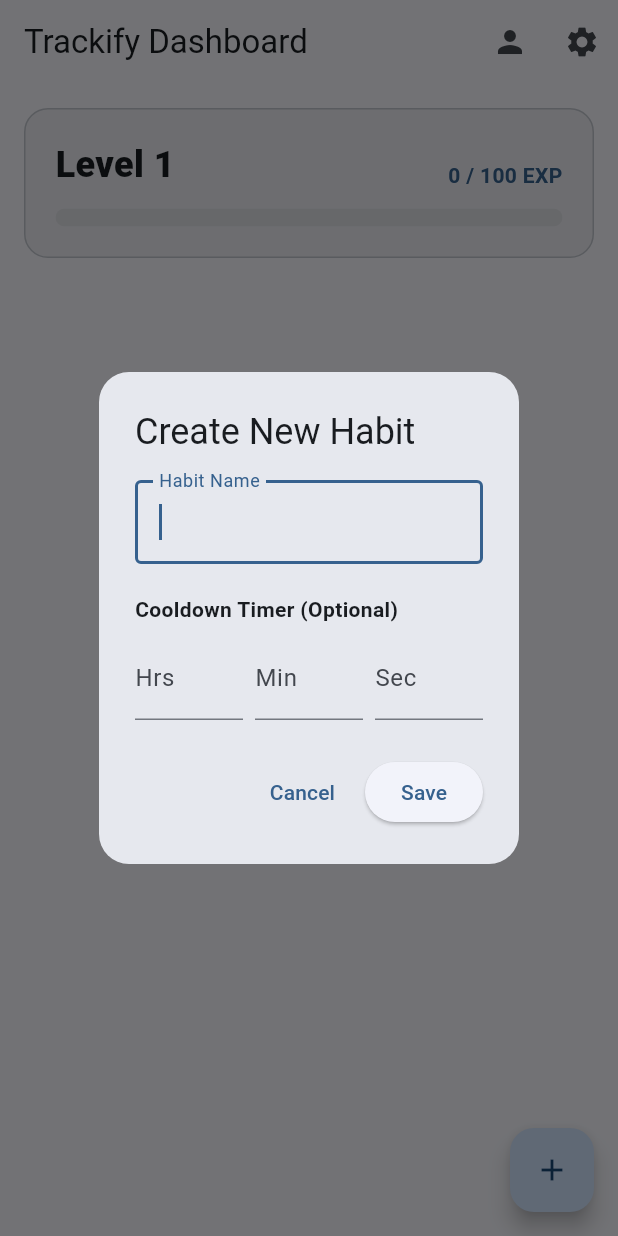
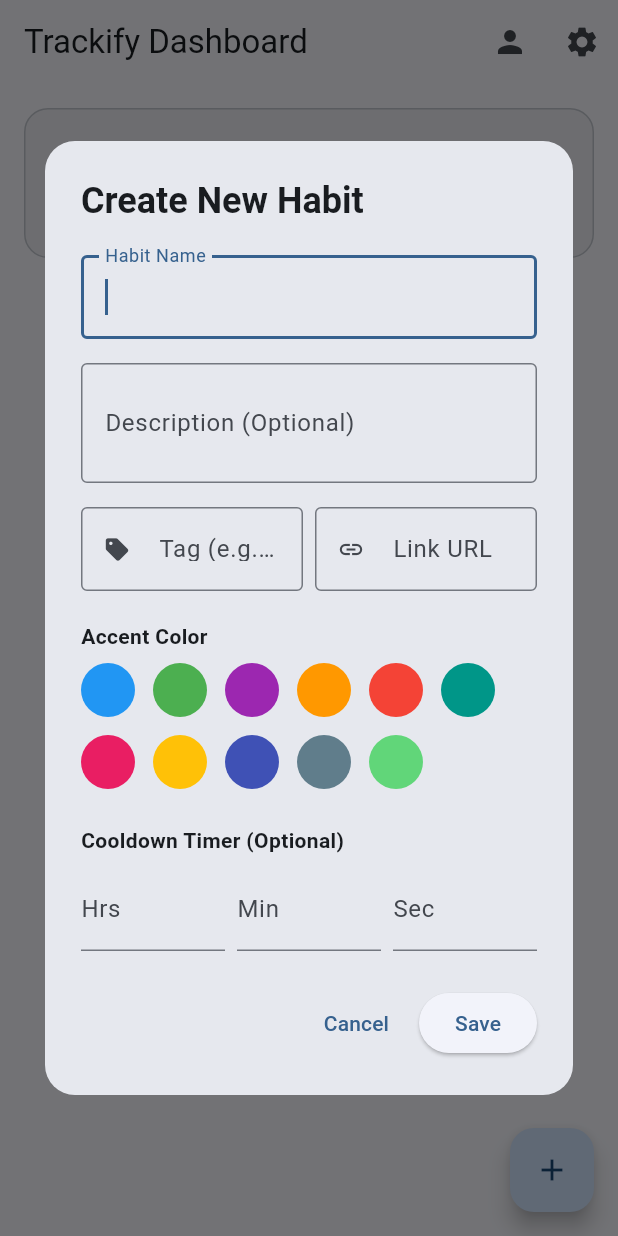
Before and after one commit to North-Abyss/Trackify-Flutter, a Flutter app: the screen it shows after launch, after a tap on the "add" icon, on a phone screen of 412 x 824 dp. Run offline on Flutter 3.47's test engine with Material 3 defaults, Android fonts, the phone set to English and light mode, and no system bars; our stand-ins replace shared_preferences.

Commit message:
edit and create update with habit metadata

```diff
--- a/lib/models/habit.dart
+++ b/lib/models/habit.dart
@@ -5,9 +5,12 @@
   DateTime? lastCompletedDate;
   int currentStreak;
   int targetDurationSeconds;
-
-  // NEW: Each habit tracks its own cooldown!
   DateTime? cooldownEndTime;
+  // --- NEW: THE META DATA ---
+  String description;
+  String link;
+  String tag;
+  int colorValue;
 
   Habit({
     required this.id,
@@ -17,6 +20,11 @@
     this.currentStreak = 0,
     this.targetDurationSeconds = 0,
     this.cooldownEndTime,
+    // Default values for the new fields
+    this.description = '',
+    this.link = '',
+    this.tag = '',
+    this.colorValue = 0xFF4CAF50, // Default to Material Green
   });
 
   Map<String, dynamic> toMap() {
@@ -26,6 +34,11 @@
       'currentStreak': currentStreak,
       'targetDurationSeconds': targetDurationSeconds,
       'cooldownEndTime': cooldownEndTime?.toIso8601String(), // Save it!
+      // Save the new fields
+      'description': description,
+      'link': link,
+      'tag': tag,
+      'colorValue': colorValue,
     };
   }
 
@@ -36,6 +49,11 @@
       currentStreak: json['currentStreak'] ?? 0,
       targetDurationSeconds: json['targetDurationSeconds'] ?? 0,
       cooldownEndTime: json['cooldownEndTime'] != null ? DateTime.parse(json['cooldownEndTime']) : null, // Load it!
+      // Load the new fields safely
+      description: json['description'] ?? '',
+      link: json['link'] ?? '',
+      tag: json['tag'] ?? '',
+      colorValue: json['colorValue'] ?? 0xFF4CAF50,
     );
   }
 }
--- a/lib/providers/habit_provider.dart
+++ b/lib/providers/habit_provider.dart
@@ -96,24 +96,46 @@
   }
 
   // --- CONSOLIDATED ADD/EDIT METHOD ---
-  void saveOrUpdateHabit({String? id, required String name, required int durationSeconds}) {
+  void saveOrUpdateHabit({
+    String? id,
+    required String name,
+    required int durationSeconds,
+    // NEW REQUIRED PARAMETERS
+    required String description,
+    required String link,
+    required String tag,
+    required int colorValue,
+  }) {
     if (id == null) {
       // CREATE NEW
-      _habits.add(Habit(id: _uuid.v4(), name: name, targetDurationSeconds: durationSeconds));
+      _habits.add(Habit(
+        id: _uuid.v4(),
+        name: name,
+        targetDurationSeconds: durationSeconds,
+        description: description,
+        link: link,
+        tag: tag,
+        colorValue: colorValue,
+      ));
     } else {
       // UPDATE EXISTING
       final index = _habits.indexWhere((h) => h.id == id);
       if (index != -1) {
         _habits[index].name = name;
-        _habits[index].targetDurationSeconds = durationSeconds;
-        // If they edit the duration while it's running, cancel the current cooldown
-        if (_habits[index].cooldownEndTime != null) {
+        _habits[index].description = description;
+        _habits[index].link = link;
+        _habits[index].tag = tag;
+        _habits[index].colorValue = colorValue;
+
+        // --- THE FROZEN TIMER FIX ---
+        // If they change the duration, we MUST cancel the current cooldown and uncheck it
+        if (durationSeconds != _habits[index].targetDurationSeconds) {
+           _habits[index].targetDurationSeconds = durationSeconds;
            _habits[index].cooldownEndTime = null;
-           _habits[index].completed = true; // Keep it checked since they just updated it, but stop the timer
+           _habits[index].completed = false;
         }
       }
     }
-
     saveHabits();
     notifyListeners();
   }
--- a/lib/providers/theme_provider.dart
+++ b/lib/providers/theme_provider.dart
@@ -148,7 +148,6 @@
 
 }
 
-
 // Helper to convert CSS hex strings ("#0D47A1") into Flutter Colors!
 Color hexToColor(String hexString) {
   final buffer = StringBuffer();
--- a/lib/screens/dashboard_screen.dart
+++ b/lib/screens/dashboard_screen.dart
@@ -5,13 +5,14 @@
 //import 'package:shared_preferences/shared_preferences.dart';
 //import 'dart:convert'; // For JSON encoding/decoding
 //import '../models/habit.dart';
+import '../providers/theme_provider.dart'; // Import the ThemeProvider to access the palette
 import '../providers/user_provider.dart'; // Import the UserProvider
 import 'profile_screen.dart';
 import 'settings_screen.dart';
 import '../widgets/habit_card.dart';
 import 'package:provider/provider.dart'; // Import Provider
 import '../providers/habit_provider.dart'; // Import your new manager
-import 'habit_detail_screen.dart';
+//import 'habit_detail_screen.dart';
 import '../widgets/level_progress_bar.dart';
 import '../models/habit.dart';
 import 'package:flutter/services.dart'; // REQUIRED for keyboard keys!
@@ -26,38 +27,94 @@
 class _DashboardScreenState extends State<DashboardScreen> {
   final TextEditingController _habitController = TextEditingController();
 
-  // --- THE UNIFIED CREATE & EDIT DIALOG ---
+  // --- THE ULTIMATE CREATE & EDIT DIALOG ---
   void _showHabitDialog(BuildContext context, {Habit? existingHabit}) {
     final isEditing = existingHabit != null;
+
+    // Text Controllers
     final nameController = TextEditingController(text: existingHabit?.name ?? '');
+    final descController = TextEditingController(text: existingHabit?.description ?? '');
+    final linkController = TextEditingController(text: existingHabit?.link ?? '');
+    final tagController = TextEditingController(text: existingHabit?.tag ?? '');
 
-    // If editing, extract the saved time back into hours/mins/secs
+    // --- FETCH THE DYNAMIC PALETTE FROM THEME PROVIDER ---
+    // Make sure you import '../providers/theme_provider.dart'; at the top of the file!
+    // We get the list of predefined seed colors from your ThemeProvider
+    final List<Color> themePalette = context.read<ThemeProvider>().availableThemes.map((name) => context.read<ThemeProvider>().getThemeColor(name)).toList();
+
+    // If the habit has a color, use it. Otherwise, default to the currently active Theme color!
+    final activeThemeColor = Theme.of(context).colorScheme.primary;
+    int selectedColor = existingHabit?.colorValue ?? activeThemeColor.toARGB32();
+
+    // Timer
     int h = 0, m = 0, s = 0;
     if (isEditing && existingHabit.targetDurationSeconds > 0) {
       h = existingHabit.targetDurationSeconds ~/ 3600;
       m = (existingHabit.targetDurationSeconds % 3600) ~/ 60;
       s = existingHabit.targetDurationSeconds % 60;
     }
-
     final hCtrl = TextEditingController(text: h > 0 ? h.toString() : '');
     final mCtrl = TextEditingController(text: m > 0 ? m.toString() : '');
     final sCtrl = TextEditingController(text: s > 0 ? s.toString() : '');
 
     showDialog(
       context: context,
-      builder: (context) => AlertDialog(
+      builder: (context) => StatefulBuilder(
+        builder: (context, setState) {
+          // Wrap in a Dialog to control exact padding and width
+          return Dialog(
+            insetPadding: const EdgeInsets.symmetric(horizontal: 30.0, vertical: 24.0),
             shape: RoundedRectangleBorder(borderRadius: BorderRadius.circular(20.0)),
-        title: Text(isEditing ? 'Edit Habit' : 'Create New Habit'),
-        content: Column(
+            child: Container(
+              constraints: const BoxConstraints(maxWidth: 500), // Max width for Desktop!
+              padding: const EdgeInsets.all(24.0),
+              child: SingleChildScrollView(
+                child: Column(
                   mainAxisSize: MainAxisSize.min,
                   crossAxisAlignment: CrossAxisAlignment.start,
                   children: [
-            TextField(
-              controller: nameController,
-              autofocus: true,
-              decoration: const InputDecoration(labelText: 'Habit Name', border: OutlineInputBorder()),
+                    Text(
+                      isEditing ? 'Edit Habit' : 'Create New Habit',
+                      style: Theme.of(context).textTheme.headlineSmall?.copyWith(fontWeight: FontWeight.bold),
                     ),
                     const SizedBox(height: 20),
+
+                    TextField(controller: nameController, autofocus: true, decoration: const InputDecoration(labelText: 'Habit Name', border: OutlineInputBorder())),
+                    const SizedBox(height: 16),
+
+                    // Meta Data Fields
+                    TextField(controller: descController, maxLines: 2, decoration: const InputDecoration(labelText: 'Description (Optional)', border: OutlineInputBorder())),
+                    const SizedBox(height: 16),
+                    Row(
+                      children: [
+                        Expanded(child: TextField(controller: tagController, decoration: const InputDecoration(labelText: 'Tag (e.g., Health)', border: OutlineInputBorder(), prefixIcon: Icon(Icons.sell, size: 18)))),
+                        const SizedBox(width: 8),
+                        Expanded(child: TextField(controller: linkController, decoration: const InputDecoration(labelText: 'Link URL', border: OutlineInputBorder(), prefixIcon: Icon(Icons.link, size: 18)))),
+                      ],
+                    ),
+                    const SizedBox(height: 20),
+
+                    // Color Picker
+                    const Text('Accent Color', style: TextStyle(fontWeight: FontWeight.bold)),
+                    const SizedBox(height: 8),
+                    Wrap(
+                      spacing: 12.0,
+                      runSpacing: 12.0,
+                      children: themePalette.map((color) {
+                        final colorValue = color.toARGB32();// update from color value
+                        return GestureDetector(
+                          onTap: () => setState(() => selectedColor = colorValue),
+                          child: CircleAvatar(
+                            backgroundColor: color,
+                            radius: 18, // Slightly bigger
+                            child: selectedColor == colorValue ? const Icon(Icons.check, size: 20, color: Colors.white) : null,
+                          ),
+                        );
+                      }).toList(),
+                    ),
+                    const SizedBox(height: 24),
+
+                    // Cooldown Timer
                     const Text('Cooldown Timer (Optional)', style: TextStyle(fontWeight: FontWeight.bold)),
                     const SizedBox(height: 8),
                     Row(
@@ -69,24 +126,29 @@
                         Expanded(child: TextField(controller: sCtrl, keyboardType: TextInputType.number, decoration: const InputDecoration(labelText: 'Sec'))),
                       ],
                     ),
-          ],
-        ),
-        actions: [
+                    const SizedBox(height: 24),
+
+                    // Action Buttons aligned to the right
+                    Row(
+                      mainAxisAlignment: MainAxisAlignment.end,
+                      children: [
                         TextButton(onPressed: () => Navigator.pop(context), child: const Text('Cancel')),
+                        const SizedBox(width: 8),
                         ElevatedButton(
                           onPressed: () {
                             if (nameController.text.isNotEmpty) {
-                // Convert inputs back to total seconds
                               int hrs = int.tryParse(hCtrl.text) ?? 0;
                               int mins = int.tryParse(mCtrl.text) ?? 0;
                               int secs = int.tryParse(sCtrl.text) ?? 0;
-                int totalSecs = (hrs * 3600) + (mins * 60) + secs;
 
-                // Call our new consolidated Provider method!
                               context.read<HabitProvider>().saveOrUpdateHabit(
-                  id: existingHabit?.id, // Passes null if creating new
+                                id: existingHabit?.id,
                                 name: nameController.text,
-                  durationSeconds: totalSecs,
+                                durationSeconds: (hrs * 3600) + (mins * 60) + secs,
+                                description: descController.text,
+                                link: linkController.text,
+                                tag: tagController.text,
+                                colorValue: selectedColor,
                               );
                               Navigator.pop(context);
                             }
@@ -95,8 +157,16 @@
                         ),
                       ],
                     ),
+                  ],
+                ),
+              ),
+            ),
           );
         }
+      ),
+    );
+  }
+
 
   @override
   Widget build(BuildContext context) {
@@ -198,32 +268,8 @@
                               context.read<UserProvider>().addExp(10);
                             },
 
-                            onLongPress: () async {
-                              final result = await Navigator.push(
-                                context,
-                                MaterialPageRoute(
-                                  builder: (context) =>
-                                      HabitDetailScreen(habit: habit),
-                                ),
-                              );
-
-                              // If the widget was destroyed while we were waiting, stop executing!
-                              if (!context.mounted) return;
-
-                              // Handle the result which is now a Map with 'name' and 'seconds'
-                              if (result != null &&
-                                  result is Map<String, dynamic>) {
-                                final String? updatedName = result['name'];
-                                final int? updatedSeconds = result['seconds'];
-                                if ((updatedName != null && updatedName.isNotEmpty) ||
-                                    updatedSeconds != null) {
-                                  context.read<HabitProvider>().saveOrUpdateHabit(
-                                    id: habit.id,
-                                    name: updatedName ?? habit.name,
-                                    durationSeconds: updatedSeconds ?? habit.targetDurationSeconds,
-                                  );
-                                }
-                              }
+                          onLongPress: () {
+                              _showHabitDialog(context, existingHabit: habit);
                             },
 
                             child: HabitCard(
--- a/lib/widgets/habit_card.dart
+++ b/lib/widgets/habit_card.dart
@@ -13,9 +13,10 @@
   Widget build(BuildContext context) {
     final colorScheme = Theme.of(context).colorScheme;
     final provider = context.watch<HabitProvider>();
+    final isCoolingDown = habit.cooldownEndTime != null;
 
-    // Check if this specific habit is cooling down
-    final isCoolingDown = habit.cooldownEndTime != null;
+    // --- GRAB THE CUSTOM COLOR ---
+    final customColor = Color(habit.colorValue);
 
     String formatSeconds(int seconds) {
       final d = Duration(seconds: seconds);
@@ -32,10 +33,18 @@
       margin: const EdgeInsets.all(12.0),
       padding: const EdgeInsets.all(20.0),
       decoration: BoxDecoration(
-        color: habit.completed ? colorScheme.primary : colorScheme.surfaceContainerHighest,
+        // Use the custom color! If completed, solid color. If not, a very faint tinted version of it!
+        color: habit.completed
+          ? customColor
+          : customColor.withValues( alpha:0.1),
         borderRadius: BorderRadius.circular(8.0),
+        // Add a subtle border matching the color
+        border: Border.all(color: habit.completed ? Colors.transparent : customColor.withValues( alpha:0.3)),
       ),
-      child: Row(
+      child: Column(
+        crossAxisAlignment: CrossAxisAlignment.start,
+        children: [
+          Row(
             mainAxisAlignment: MainAxisAlignment.spaceBetween,
             children: [
               Expanded(
@@ -43,7 +52,8 @@
                   habit.name,
                   style: TextStyle(
                     fontSize: 18.0, fontWeight: FontWeight.w600,
-                color: habit.completed ? colorScheme.onPrimary : colorScheme.onSurfaceVariant,
+                    // White text if solid background, otherwise match theme
+                    color: habit.completed ? Colors.white : colorScheme.onSurface,
                   ),
                 ),
               ),
@@ -52,23 +62,45 @@
                 children: [
                   if (habit.targetDurationSeconds > 0) ...[
                     Text(
-                  // Show live countdown if cooling down, otherwise show target time!
                       isCoolingDown
                           ? formatSeconds(provider.getRemainingSeconds(habit))
                           : formatSeconds(habit.targetDurationSeconds),
                       style: TextStyle(
                         fontWeight: FontWeight.bold,
-                    color: habit.completed ? colorScheme.onPrimary : colorScheme.primary,
+                        color: habit.completed ? Colors.white : customColor,
                       ),
                     ),
                     const SizedBox(width: 16),
                   ],
                   if (habit.completed && habit.targetDurationSeconds == 0)
-                Icon(Icons.check_circle, color: colorScheme.onPrimary),
+                    const Icon(Icons.check_circle, color: Colors.white),
                 ],
               ),
+            ],
+          ),
+
+          // --- SHOW THE TAG IF IT EXISTS ---
+          if (habit.tag.isNotEmpty) ...[
+            const SizedBox(height: 8),
+            Container(
+              padding: const EdgeInsets.symmetric(horizontal: 8, vertical: 4),
+              decoration: BoxDecoration(
+                color: habit.completed ? Colors.white.withValues( alpha:0.2) : customColor.withValues( alpha:0.2),
+                borderRadius: BorderRadius.circular(4),
+              ),
+              child: Text(
+                habit.tag.toUpperCase(),
+                style: TextStyle(
+                  fontSize: 10,
+                  fontWeight: FontWeight.bold,
+                  color: habit.completed ? Colors.white : customColor,
+                ),
+              ),
+            ),
+          ]
         ],
       )
     );
   }
+
 }
```
Lines whose indentation alone changed are shown as unchanged.
